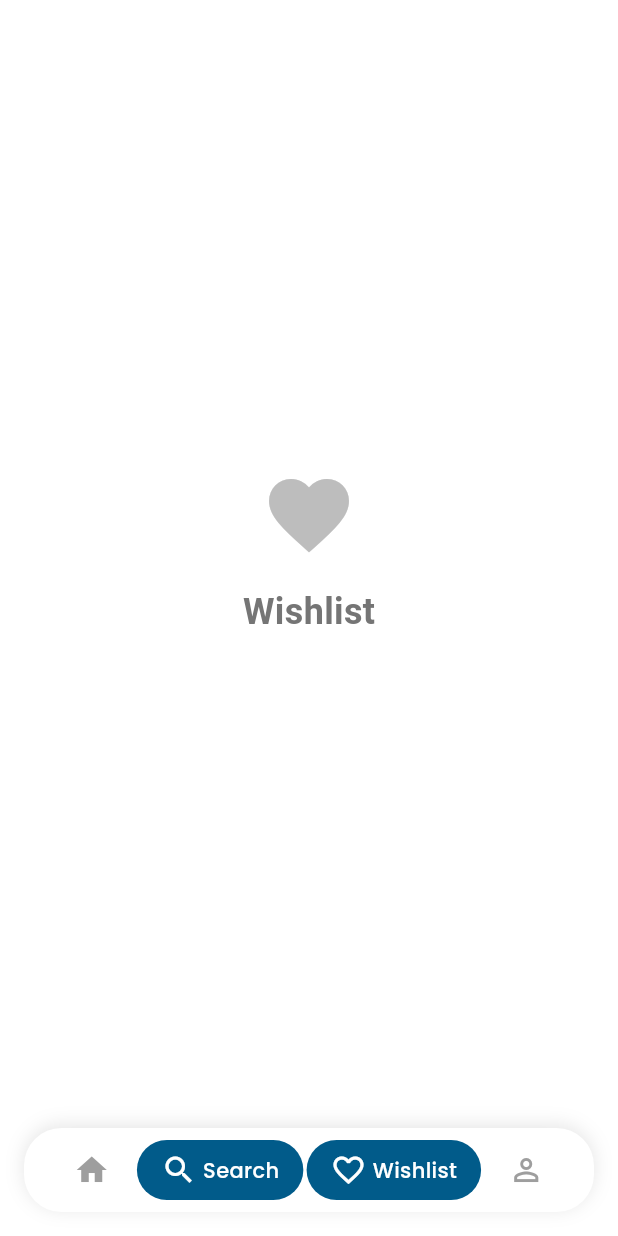
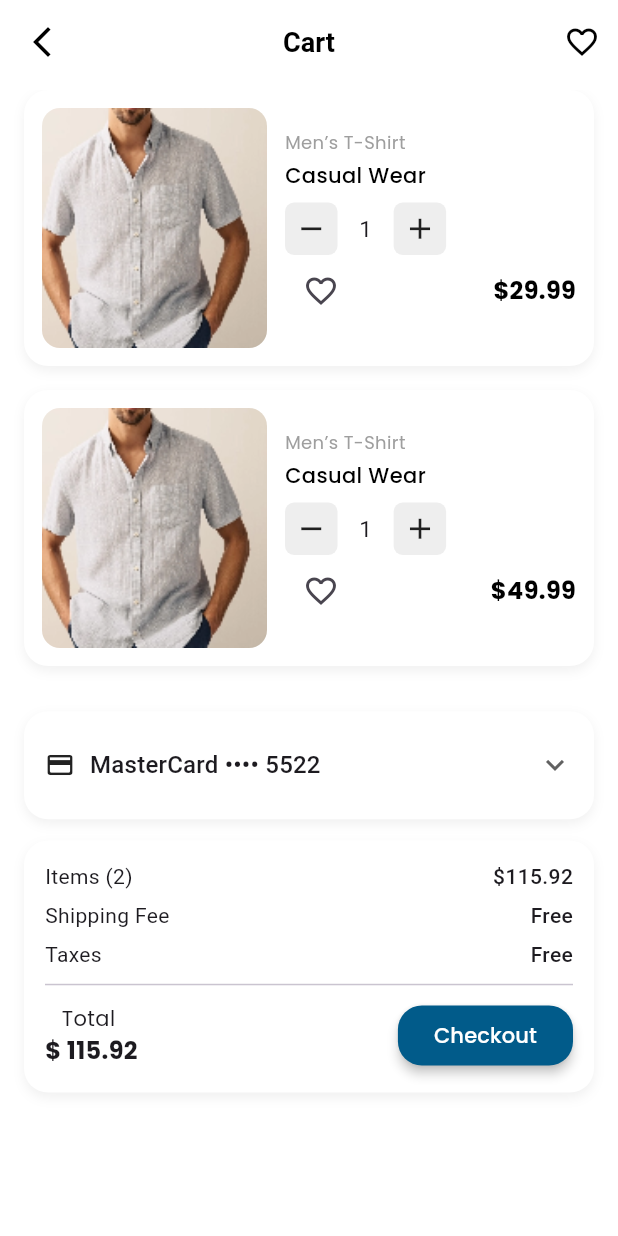
Before and after one commit to salma-elmaghawry/Modee-App, a Flutter app: the screen it shows after launch, item 3 of the bottom bar chosen, on a phone screen of 412 x 824 dp. Run offline on Flutter 3.47's test engine with Material 3 defaults, Android fonts, the phone set to English and light mode, and no system bars; our stand-ins replace bloc, dio, equatable, flutter_bloc, flutter_screenutil, get_it and 2 more; network calls fail.

Commit message:
cart ui done

```diff
--- a/lib/Config/Routes/app_router.dart
+++ b/lib/Config/Routes/app_router.dart
@@ -1,5 +1,6 @@
 import 'package:flutter/material.dart';
 import 'package:markatty/Config/Routes/routes.dart';
+import 'package:markatty/Features/Cart/presentation/Screens/cart_screen.dart';
 import 'package:markatty/Features/Home/presentation/Screens/home_screen.dart';
 
 class AppRouter {
@@ -7,6 +8,8 @@ class AppRouter {
     switch (settings.name) {
       case Routes.home:
         return MaterialPageRoute(builder: (_) => HomeScreen());
+      case Routes.cart:
+        return MaterialPageRoute(builder: (_) => CartScreen());
 
       default:
         return MaterialPageRoute(
--- a/lib/Config/Routes/routes.dart
+++ b/lib/Config/Routes/routes.dart
@@ -1,5 +1,6 @@
 class Routes {
   static const String home = '/home';
   static const String cart = '/cart';
+  static const String fav='/favourites';
 
 }
--- a/lib/Features/Cart/presentation/Screens/cart_screen.dart
+++ b/lib/Features/Cart/presentation/Screens/cart_screen.dart
@@ -0,0 +1,46 @@
+import 'package:flutter/material.dart';
+import 'package:markatty/Core/Helpers/spacing.dart';
+import 'package:markatty/Features/Cart/presentation/Widgets/cart_appbar.dart';
+import 'package:markatty/Features/Cart/presentation/Widgets/cart_item.dart';
+import 'package:markatty/Features/Cart/presentation/widgets/payment_method_dropdown.dart';
+import 'package:markatty/Features/Cart/presentation/widgets/price_summary.dart';
+
+class CartScreen extends StatelessWidget {
+  const CartScreen({Key? key}) : super(key: key);
+
+  @override
+  Widget build(BuildContext context) {
+    return Scaffold(
+      backgroundColor: Colors.white,
+      appBar: PreferredSize(
+        preferredSize: const Size.fromHeight(60),
+        child: const CartAppBar(),
+      ),
+      body: Padding(
+        padding: const EdgeInsets.symmetric(horizontal: 16),
+        child: Column(
+          children: [
+            Expanded(
+              child: ListView(
+                children: [
+                  CartItem(price: 29.99),
+                  CartItem(price: 49.99),
+                  verticalSpace(16),
+                  PaymentMethodDropdown(),
+                  verticalSpace(16),
+                   PriceSummary(
+                    totalItems: 2,
+                    totalPrice: 115.92,
+                    shippingFee: 0.0,
+                    taxes: 0.0,
+                  ),
+                ],
+              ),
+            ),
+            verticalSpace(16),
+          ],
+        ),
+      ),
+    );
+  }
+}
--- /dev/null
+++ b/lib/Features/Cart/presentation/Widgets/cart_appbar.dart
@@ -0,0 +1,32 @@
+import 'package:flutter/material.dart';
+
+class CartAppBar extends StatelessWidget {
+  const CartAppBar({Key? key}) : super(key: key);
+
+  @override
+  Widget build(BuildContext context) {
+    return AppBar(
+      backgroundColor: Colors.white,
+      elevation: 0,
+      leading: IconButton(
+        icon: const Icon(Icons.arrow_back_ios_new, color: Colors.black),
+        onPressed: () => Navigator.pop(context),
+      ),
+      centerTitle: true,
+      title: const Text(
+        "Cart",
+        style: TextStyle(
+          color: Colors.black,
+          fontSize: 18,
+          fontWeight: FontWeight.w600,
+        ),
+      ),
+      actions: [
+        IconButton(
+          icon: const Icon(Icons.favorite_border, color: Colors.black),
+          onPressed: () {},
+        ),
+      ],
+    );
+  }
+}
--- /dev/null
+++ b/lib/Features/Cart/presentation/Widgets/cart_item.dart
@@ -0,0 +1,130 @@
+import 'package:flutter/material.dart';
+import 'package:markatty/Core/Helpers/spacing.dart';
+import 'package:markatty/Core/Theme/app_images.dart';
+import 'package:markatty/Core/Theme/app_text_styles.dart';
+
+class CartItem extends StatefulWidget {
+  final double price;
+  const CartItem({Key? key, required this.price}) : super(key: key);
+
+  @override
+  State<CartItem> createState() => _CartItemState();
+
+  static Widget _qtyButton(IconData icon, {required VoidCallback onTap}) {
+    return Material(
+      color: Colors.transparent,
+      child: InkWell(
+        borderRadius: BorderRadius.circular(6),
+        onTap: onTap,
+        child: Container(
+          padding: const EdgeInsets.all(6),
+          decoration: BoxDecoration(
+            color: Colors.grey[200],
+            borderRadius: const BorderRadius.all(Radius.circular(6)),
+          ),
+          child: Icon(icon, size: 23, color: Colors.black87),
+        ),
+      ),
+    );
+  }
+}
+
+class _CartItemState extends State<CartItem> {
+  int quantity = 1;
+
+  @override
+  Widget build(BuildContext context) {
+    return Container(
+      margin: const EdgeInsets.only(bottom: 16),
+      padding: const EdgeInsets.all(12),
+      decoration: BoxDecoration(
+        color: Colors.white,
+        borderRadius: BorderRadius.circular(16),
+        boxShadow: [
+          BoxShadow(
+            color: Colors.grey.withOpacity(0.15),
+            blurRadius: 6,
+            offset: const Offset(0, 3),
+          ),
+        ],
+      ),
+      child: Row(
+        children: [
+          ClipRRect(
+            borderRadius: BorderRadius.circular(12),
+            child: Image.asset(
+              AppImages.product,
+              width: 150,
+              height: 160,
+              fit: BoxFit.cover,
+            ),
+          ),
+          const SizedBox(width: 12),
+
+          Expanded(
+            child: Column(
+              crossAxisAlignment: CrossAxisAlignment.start,
+              children: [
+                Text(
+                  "Men’s T-Shirt",
+                  style: AppTextStyles.poppins12Regular(color: Colors.grey),
+                ),
+                const SizedBox(height: 4),
+                Text(
+                  "Casual Wear",
+                  style: AppTextStyles.poppins14Bold(color: Colors.black),
+                ),
+                const SizedBox(height: 8),
+                Row(
+                  mainAxisAlignment: MainAxisAlignment.spaceBetween,
+                  children: [
+                    Row(
+                      children: [
+                        CartItem._qtyButton(
+                          Icons.remove,
+                          onTap: () {
+                            setState(() {
+                              if (quantity > 1) {
+                                quantity--;
+                              }
+                            });
+                          },
+                        ),
+                        horizontalSpace(15),
+                        Text("$quantity", style: TextStyle(fontSize: 15)),
+                        horizontalSpace(15),
+                        CartItem._qtyButton(
+                          Icons.add,
+                          onTap: () {
+                            setState(() {
+                              quantity++;
+                            });
+                          },
+                        ),
+                      ],
+                    ),
+
+                    // Price
+                  ],
+                ),
+                Row(
+                  mainAxisAlignment: MainAxisAlignment.spaceBetween,
+                  children: [
+                    IconButton(
+                      icon: const Icon(Icons.favorite_border),
+                      onPressed: () {},
+                    ),
+                    Text(
+                      "\$${widget.price.toStringAsFixed(2)}",
+                      style: AppTextStyles.poppins16Bold(color: Colors.black),
+                    ),
+                  ],
+                ),
+              ],
+            ),
+          ),
+        ],
+      ),
+    );
+  }
+}
--- /dev/null
+++ b/lib/Features/Cart/presentation/Widgets/payment_method_dropdown.dart
@@ -0,0 +1,62 @@
+import 'package:flutter/material.dart';
+
+class PaymentMethodDropdown extends StatefulWidget {
+  const PaymentMethodDropdown({Key? key}) : super(key: key);
+
+  @override
+  State<PaymentMethodDropdown> createState() => _PaymentMethodDropdownState();
+}
+
+class _PaymentMethodDropdownState extends State<PaymentMethodDropdown> {
+  String selectedPayment = "MasterCard •••• 5522";
+
+  final List<Map<String, dynamic>> paymentMethods = [
+    {"label": "Visa •••• 3241", "icon": Icons.credit_card},
+    {"label": "MasterCard •••• 5522", "icon": Icons.credit_card_rounded},
+    {"label": "Cash on Delivery", "icon": Icons.local_shipping_outlined},
+  ];
+
+  @override
+  Widget build(BuildContext context) {
+    return Container(
+      padding: const EdgeInsets.symmetric(horizontal: 14, vertical: 12),
+      decoration: BoxDecoration(
+        color: Colors.white,
+        borderRadius: BorderRadius.circular(16),
+        boxShadow: [
+          BoxShadow(
+            color: Colors.grey.withOpacity(0.15),
+            blurRadius: 6,
+            offset: const Offset(0, 3),
+          ),
+        ],
+      ),
+      child: DropdownButtonHideUnderline(
+        child: DropdownButton<String>(
+          dropdownColor: Colors.white,
+          borderRadius: BorderRadius.circular(12),
+          value: selectedPayment,
+          isExpanded: true,
+          icon: const Icon(Icons.keyboard_arrow_down),
+          items: paymentMethods.map<DropdownMenuItem<String>>((method) {
+            return DropdownMenuItem<String>(
+              value: method["label"] as String,
+              child: Row(
+                children: [
+                  Icon(method["icon"] as IconData, size: 20),
+                  const SizedBox(width: 10),
+                  Text(method["label"] as String),
+                ],
+              ),
+            );
+          }).toList(),
+          onChanged: (value) {
+            setState(() {
+              selectedPayment = value!;
+            });
+          },
+        ),
+      ),
+    );
+  }
+}
--- /dev/null
+++ b/lib/Features/Cart/presentation/Widgets/price_summary.dart
@@ -0,0 +1,135 @@
+import 'package:flutter/material.dart';
+import 'package:markatty/Core/Theme/app_colors.dart';
+import 'package:markatty/Core/Theme/app_text_styles.dart';
+
+class PriceSummary extends StatelessWidget {
+  final int totalItems;
+  final double totalPrice;
+  final double shippingFee;
+  final double taxes;
+
+  const PriceSummary({
+    Key? key,
+    required this.totalItems,
+    required this.totalPrice,
+    required this.shippingFee,
+    required this.taxes,
+  }) : super(key: key);
+
+  @override
+  Widget build(BuildContext context) {
+    double finalTotal = totalPrice + shippingFee + taxes;
+
+    return Container(
+      padding: const EdgeInsets.all(14),
+      decoration: BoxDecoration(
+        color: Colors.white,
+        borderRadius: BorderRadius.circular(16),
+        boxShadow: [
+          BoxShadow(
+            color: Colors.grey.withOpacity(0.15),
+            blurRadius: 6,
+            offset: const Offset(0, 3),
+          ),
+        ],
+      ),
+      child: Column(
+        children: [
+          _buildRow(
+            "Items ($totalItems)",
+            "\$${totalPrice.toStringAsFixed(2)}",
+          ),
+          const SizedBox(height: 6),
+          _buildRow(
+            "Shipping Fee",
+            shippingFee == 0 ? "Free" : "\$${shippingFee.toStringAsFixed(2)}",
+          ),
+          const SizedBox(height: 6),
+          _buildRow(
+            "Taxes",
+            taxes == 0 ? "Free" : "\$${taxes.toStringAsFixed(2)}",
+          ),
+          const Divider(height: 20),
+
+          Row(
+            mainAxisAlignment: MainAxisAlignment.spaceBetween,
+            children: [
+              Column(
+                children: [
+                  Text("Total ", style: AppTextStyles.poppins14Regular()),
+                  Text(
+                    "\$ ${finalTotal.toStringAsFixed(2)}",
+                    style: AppTextStyles.poppins16Bold(),
+                  ),
+                ],
+              ),
+              ElevatedButton(
+                onPressed: () {
+                  showDialog(
+                    context: context,
+                    builder: (context) => AlertDialog(
+                      backgroundColor: AppColors.white,
+                      title: Text(
+                        "Order Completed",
+                        style: AppTextStyles.poppins16Bold(),
+                      ),
+                      content: Text(
+                        "Thank you for your purchase",
+                        style: AppTextStyles.poppins14Regular(),
+                      ),
+                      actions: [
+                        TextButton(
+                          onPressed: () => Navigator.of(context).pop(),
+                          child: Text(
+                            "OK",
+                            style: AppTextStyles.poppins14Bold(
+                              color: AppColors.primary,
+                            ),
+                          ),
+                        ),
+                      ],
+                    ),
+                  );
+                },
+                style: ElevatedButton.styleFrom(
+                  backgroundColor: AppColors.primary,
+                  //padding: const EdgeInsets.symmetric(vertical: 16),
+                  shape: RoundedRectangleBorder(
+                    borderRadius: BorderRadius.circular(16),
+                  ),
+                  elevation: 3,
+                ),
+                child: Text(
+                  "Checkout",
+                  style: AppTextStyles.poppins14Bold(color: AppColors.white),
+                ),
+              ),
+            ],
+          ),
+        ],
+      ),
+    );
+  }
+
+  Widget _buildRow(String label, String value, {bool isTotal = false}) {
+    return Row(
+      mainAxisAlignment: MainAxisAlignment.spaceBetween,
+      children: [
+        Text(
+          label,
+          style: TextStyle(
+            fontSize: isTotal ? 16 : 14,
+            fontWeight: isTotal ? FontWeight.w600 : FontWeight.w400,
+          ),
+        ),
+        Text(
+          value,
+          style: TextStyle(
+            fontSize: isTotal ? 16 : 14,
+            fontWeight: isTotal ? FontWeight.w700 : FontWeight.w500,
+          ),
+        ),
+      ],
+    );
+  }
+}
--- a/lib/Features/Home/presentation/Screens/home_screen.dart
+++ b/lib/Features/Home/presentation/Screens/home_screen.dart
@@ -34,11 +34,7 @@ class _HomeScreenState extends State<HomeScreen> {
             _currentIndex = index;
           });
         },
-        children: const [
-          _HomeContent(),
-          PlaceholderWidget(icon: Icons.favorite, title: 'Wishlist'),
-          PlaceholderWidget(icon: Icons.person, title: 'Profile'),
-        ],
+        children: const [_HomeContent()],
       ),
       bottomNavigationBar: AnimatedBottomNavBar(
         currentIndex: _currentIndex,
--- a/lib/Features/Home/presentation/Widgets/animated_bottm_nav_bar.dart
+++ b/lib/Features/Home/presentation/Widgets/animated_bottm_nav_bar.dart
@@ -1,10 +1,11 @@
 import 'package:flutter/material.dart';
+import 'package:markatty/Config/Routes/routes.dart';
 import 'package:markatty/Core/Theme/app_colors.dart';
 import 'package:markatty/Core/Theme/app_text_styles.dart';
 
 class AnimatedBottomNavBar extends StatelessWidget {
   final int currentIndex;
-  final Function(int) onTap;
+  final Function onTap;
 
   const AnimatedBottomNavBar({required this.currentIndex, required this.onTap});
 
@@ -34,23 +35,24 @@ class AnimatedBottomNavBar extends StatelessWidget {
               isActive: currentIndex == 0,
               onTap: () => onTap(0),
             ),
+
             BottomNavItem(
-              icon: Icons.search,
-              label: 'Search',
-              isActive: currentIndex == 1,
-              onTap: () => onTap(1),
+              icon: Icons.favorite_border,
+              label: 'Favourites',
+              isActive: currentIndex == 2,
+              onTap: () => onTap(2),
             ),
             BottomNavItem(
-              icon: Icons.favorite_border,
-              label: 'Wishlist',
-              isActive: currentIndex == 1,
-              onTap: () => onTap(1),
+              icon: Icons.shopping_cart_outlined,
+              label: 'Cart',
+              isActive: currentIndex == 3,
+              onTap: () => Navigator.pushNamed(context, Routes.cart),
             ),
             BottomNavItem(
               icon: Icons.person_outline,
               label: 'Profile',
-              isActive: currentIndex == 2,
-              onTap: () => onTap(2),
+              isActive: currentIndex == 4,
+              onTap: () => onTap(4),
             ),
           ],
         ),
```
Also changed, not shown: 1 other file.
